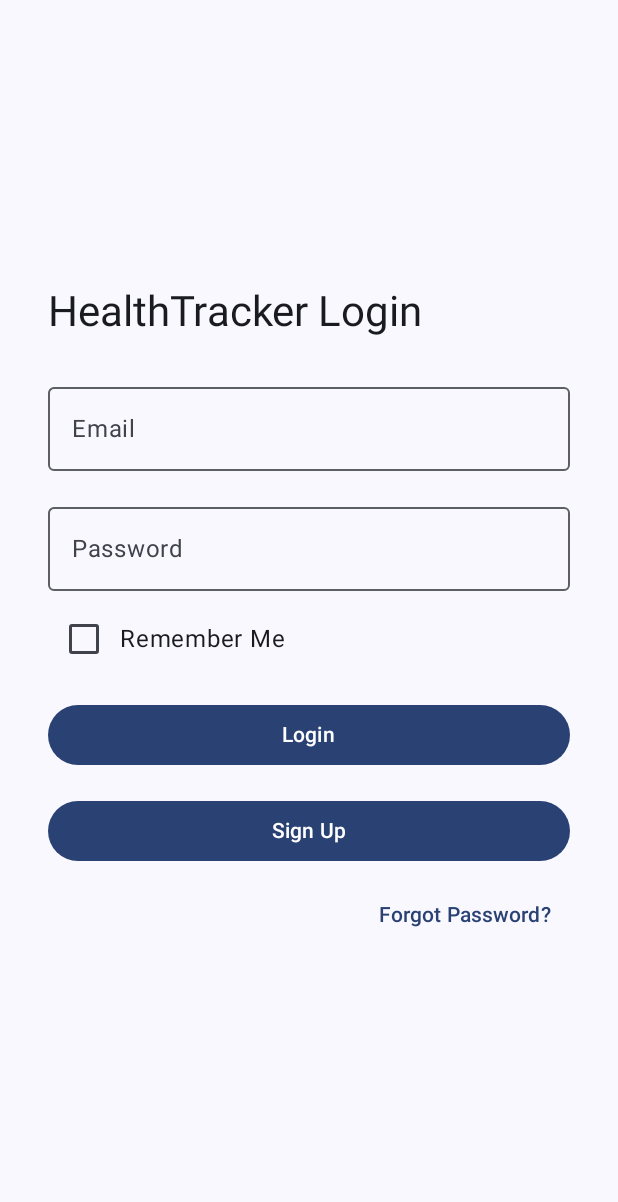
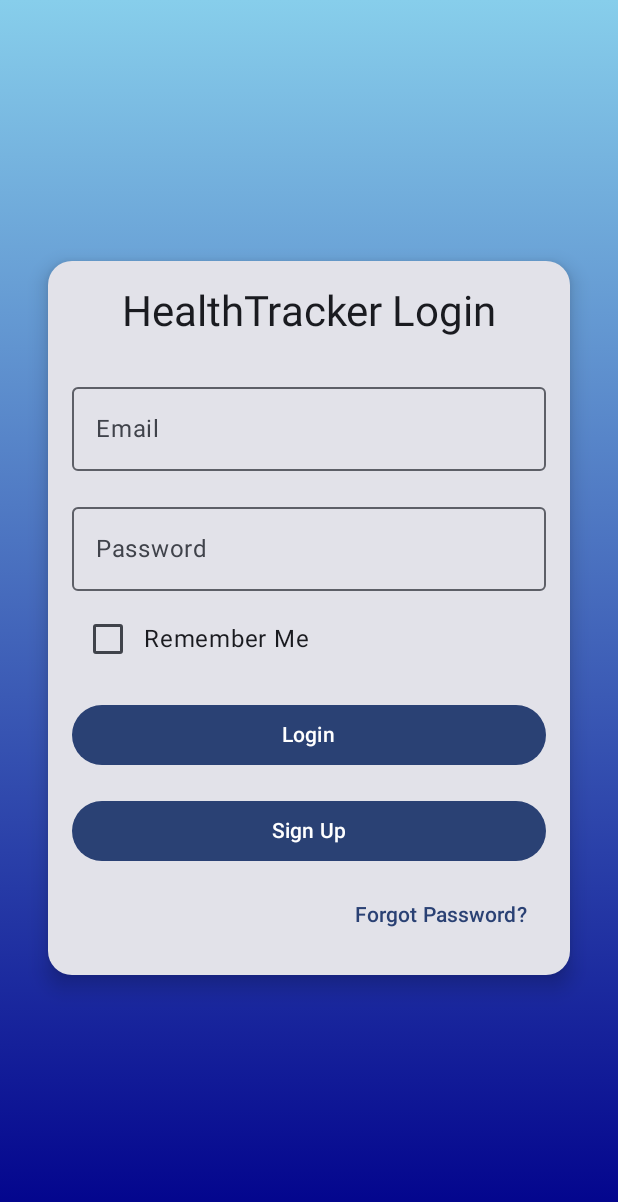
Before and after one commit to DeadAlien/HealthTracker, an Android app built with Jetpack Compose: the screen it shows after launch (MainActivity), on a phone screen of 412 x 824 dp. Shown: the top 1202 px of the screen. Run offline under Robolectric (Android 15) with nearby library versions, the phone set to English and light mode, and no system bars.

Commit message:
theme updated for login interface for app

```diff
--- a/AndroidHealthTracer/app/src/main/java/com/example/androidhealthtracer/MainActivity.kt
+++ b/AndroidHealthTracer/app/src/main/java/com/example/androidhealthtracer/MainActivity.kt
@@ -19,7 +19,11 @@ import androidx.compose.ui.tooling.preview.Preview
 import com.example.androidhealthtracer.network.RetrofitClient
 import com.example.androidhealthtracer.network.LoginResponse
 import com.example.androidhealthtracer.ui.theme.AndroidHealthTracerTheme
-
+import androidx.compose.foundation.background
+import androidx.compose.foundation.shape.RoundedCornerShape
+import androidx.compose.material3.CardDefaults
+import androidx.compose.ui.graphics.Brush
+import androidx.compose.ui.graphics.Color
 import retrofit2.Call
 import retrofit2.Callback
 import retrofit2.Response
@@ -98,13 +102,32 @@ fun LoginScreen(
     var rememberMe by remember { mutableStateOf(savedRememberMe) }
 
     val context = LocalContext.current
-    Scaffold(modifier = Modifier.fillMaxSize()) { innerPadding ->
+
+    Box(
+        modifier = Modifier
+            .fillMaxSize()
+            .background(
+                brush = Brush.verticalGradient(
+                    colors = listOf(
+                        Color(0xFF87CEEB), // Light Blue
+                        Color(0xFF00008B)  // Dark Blue
+                    )
+                )
+            ),
+        contentAlignment = Alignment.Center
+    ) {
+        Card(
+            modifier = Modifier
+                .fillMaxWidth()
+                .padding(32.dp),
+            shape = RoundedCornerShape(16.dp),
+            elevation = CardDefaults.cardElevation(defaultElevation = 8.dp)
+        ) {
             Column(
                 modifier = Modifier
-                .padding(innerPadding)
-                .padding(32.dp)
-                .fillMaxSize(),
-            verticalArrangement = Arrangement.Center
+                    .padding(16.dp)
+                    .fillMaxWidth(),
+                horizontalAlignment = Alignment.CenterHorizontally
             ) {
                 Text(text = "HealthTracker Login", style = MaterialTheme.typography.headlineMedium)
                 Spacer(modifier = Modifier.height(24.dp))
@@ -123,7 +146,10 @@ fun LoginScreen(
                     visualTransformation = PasswordVisualTransformation()
                 )
                 Spacer(modifier = Modifier.height(8.dp))
-            Row(verticalAlignment = Alignment.CenterVertically) {
+                Row(
+                    verticalAlignment = Alignment.CenterVertically,
+                    modifier = Modifier.fillMaxWidth()
+                ) {
                     Checkbox(
                         checked = rememberMe,
                         onCheckedChange = { rememberMe = it }
@@ -160,6 +186,7 @@ fun LoginScreen(
             }
         }
     }
+}
 
 @Preview(showBackground = true)
 @Composable
```
Lines whose indentation alone changed are shown as unchanged.
